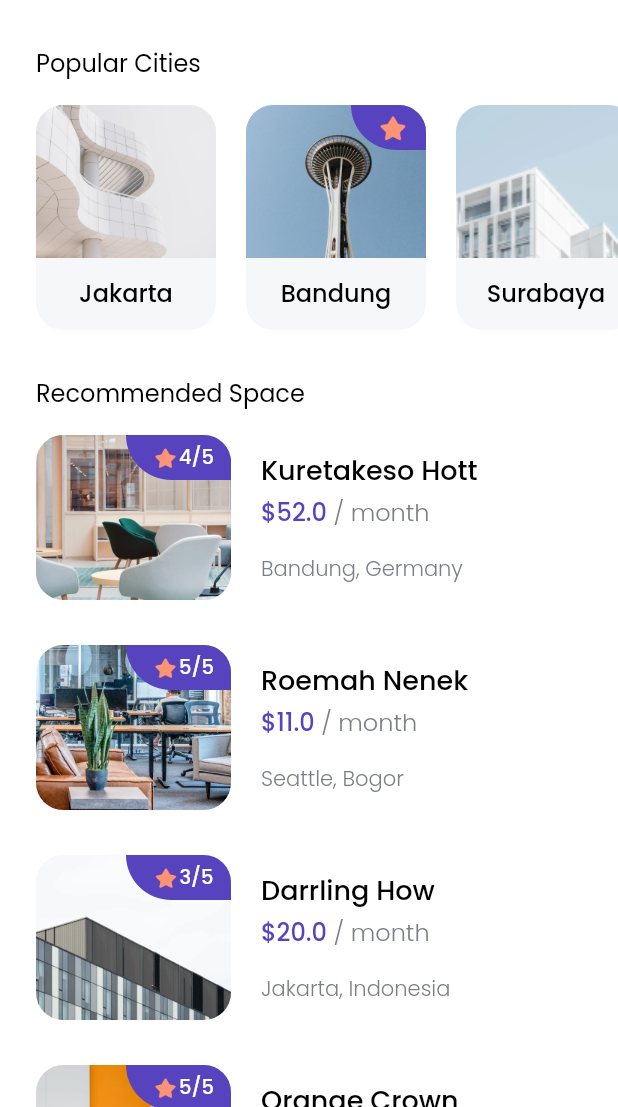
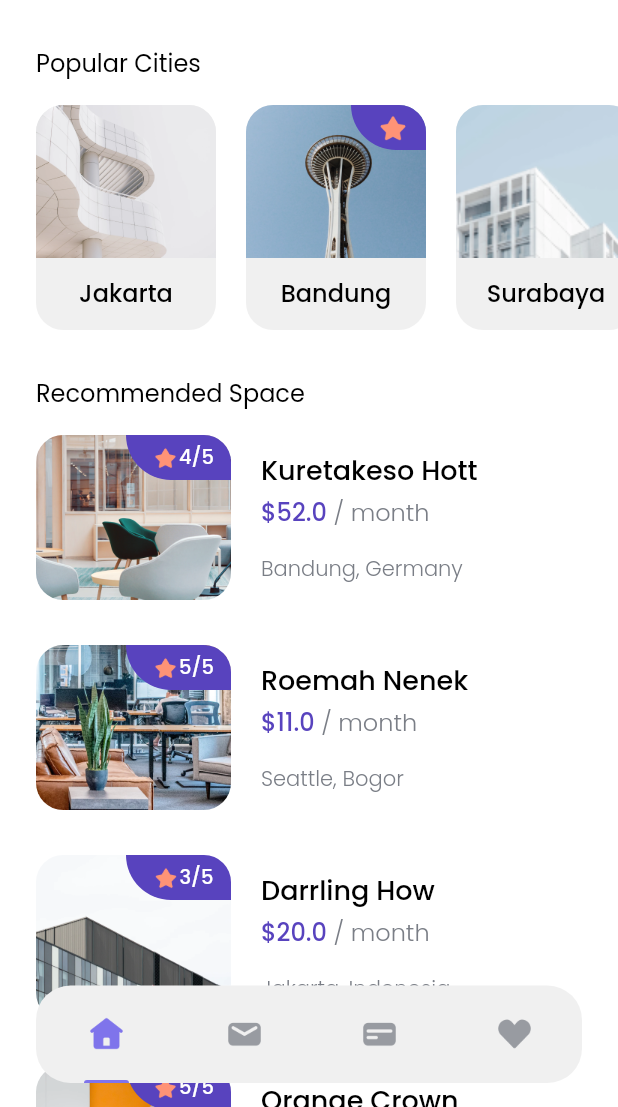
Before and after one commit to dzakybrori/cozy_app, a Flutter app: the HomePage screen opened directly, on a phone screen of 412 x 824 dp, the part 129-1236 px from its top. Run offline on Flutter 3.47's test engine with Material 2 defaults, Android fonts, the phone set to English and light mode, and no system bars; our stand-ins replace google_fonts.

Commit message:
Home Page - Bottom Bar.

```diff
--- a/lib/pages/home_page.dart
+++ b/lib/pages/home_page.dart
@@ -3,6 +3,7 @@ import 'package:cozy_app/theme.dart';
 import 'package:cozy_app/widgets/city_card.dart';
 import 'package:cozy_app/widgets/space_card.dart';
 import 'package:cozy_app/widgets/tips_card.dart';
+import 'package:cozy_app/widgets/bottom_navbar_item.dart';
 import 'package:cozy_app/models/city.dart';
 import 'package:cozy_app/models/space.dart';
 import 'package:cozy_app/models/tips.dart';
@@ -238,14 +239,53 @@ class HomePage extends StatelessWidget {
                     ],
                   ),
                   SizedBox(
-                    height: 30,
+                    height: 95,
                   ),
+                  // NOTE: End of Recommended Space
+                  // NOTE: Bottom NavBar
                 ],
               ),
             )
           ],
         ),
       ),
+      floatingActionButton: Container(
+        height: 65,
+        width: MediaQuery.of(context).size.width - (2 * paddingEdge),
+        margin: EdgeInsets.symmetric(horizontal: paddingEdge),
+        decoration: BoxDecoration(
+          color: Colors.white,
+          borderRadius: BorderRadius.circular(23),
+        ),
+        child: Container(
+          decoration: BoxDecoration(
+            color: Colors.black12.withOpacity(0.06),
+            borderRadius: BorderRadius.circular(23),
+          ),
+          child: Row(
+            mainAxisAlignment: MainAxisAlignment.spaceAround,
+            children: [
+              BottomNavbarItem(
+                imageUrl: 'assets/images/icon_home.png',
+                isActive: true,
+              ),
+              BottomNavbarItem(
+                imageUrl: 'assets/images/icon_mail.png',
+                isActive: false,
+              ),
+              BottomNavbarItem(
+                imageUrl: 'assets/images/icon_card.png',
+                isActive: false,
+              ),
+              BottomNavbarItem(
+                imageUrl: 'assets/images/icon_love.png',
+                isActive: false,
+              ),
+            ],
+          ),
+        ),
+      ),
+      floatingActionButtonLocation: FloatingActionButtonLocation.centerFloat,
     );
   }
 }
--- /dev/null
+++ b/lib/widgets/bottom_navbar_item.dart
@@ -0,0 +1,35 @@
+import 'package:cozy_app/theme.dart';
+import 'package:flutter/material.dart';
+
+class BottomNavbarItem extends StatelessWidget {
+  final String imageUrl;
+  final bool isActive;
+
+  BottomNavbarItem({this.imageUrl, this.isActive});
+
+  @override
+  Widget build(BuildContext context) {
+    return Column(
+      children: [
+        Spacer(),
+        Image.asset(
+          imageUrl,
+          width: 26,
+        ),
+        Spacer(),
+        isActive
+            ? Container(
+                width: 30,
+                height: 2,
+                decoration: BoxDecoration(
+                  color: Color(0XFF7F74EB),
+                  borderRadius: BorderRadius.vertical(
+                    top: Radius.circular(1000),
+                  ),
+                ),
+              )
+            : Container(),
+      ],
+    );
+  }
+}
--- a/lib/widgets/city_card.dart
+++ b/lib/widgets/city_card.dart
@@ -14,7 +14,7 @@ class CityCard extends StatelessWidget {
       child: Container(
         height: 150,
         width: 120,
-        color: Color(0XFFF6F7F8),
+        color: Colors.black12.withOpacity(0.06),
         child: Column(
           children: [
             Stack(
```
Also changed, not shown: assets/images/icon_card.png (added), assets/images/icon_home.png (added), assets/images/icon_love.png (added), assets/images/icon_mail.png (added).
